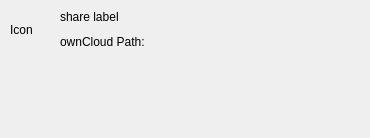
The window that src/gui/sharedialog.ui (nextcloud/desktop) describes before a commit, drawn with Qt 5.
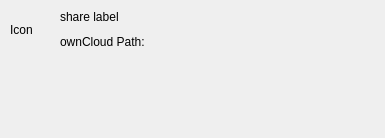
The same window after the commit.

Commit message:
ShareDialog: increase the width
To match the old width it had before the alignment work.

```diff
--- a/src/gui/sharedialog.ui
+++ b/src/gui/sharedialog.ui
@@ -6,8 +6,8 @@
    <rect>
     <x>0</x>
     <y>0</y>
-    <width>360</width>
-    <height>120</height>
+    <width>372</width>
+    <height>150</height>
    </rect>
   </property>
   <layout class="QVBoxLayout" name="verticalLayout">
@@ -53,7 +53,7 @@
        </property>
        <property name="minimumSize">
         <size>
-         <width>300</width>
+         <width>315</width>
          <height>0</height>
         </size>
        </property>
@@ -84,7 +84,7 @@
        </property>
        <property name="minimumSize">
         <size>
-         <width>300</width>
+         <width>315</width>
          <height>0</height>
         </size>
        </property>
@@ -151,8 +151,8 @@
        <rect>
         <x>0</x>
         <y>0</y>
-        <width>340</width>
-        <height>45</height>
+        <width>352</width>
+        <height>68</height>
        </rect>
       </property>
       <layout class="QVBoxLayout" name="scrollAreaVerticalLayout"/>
```
